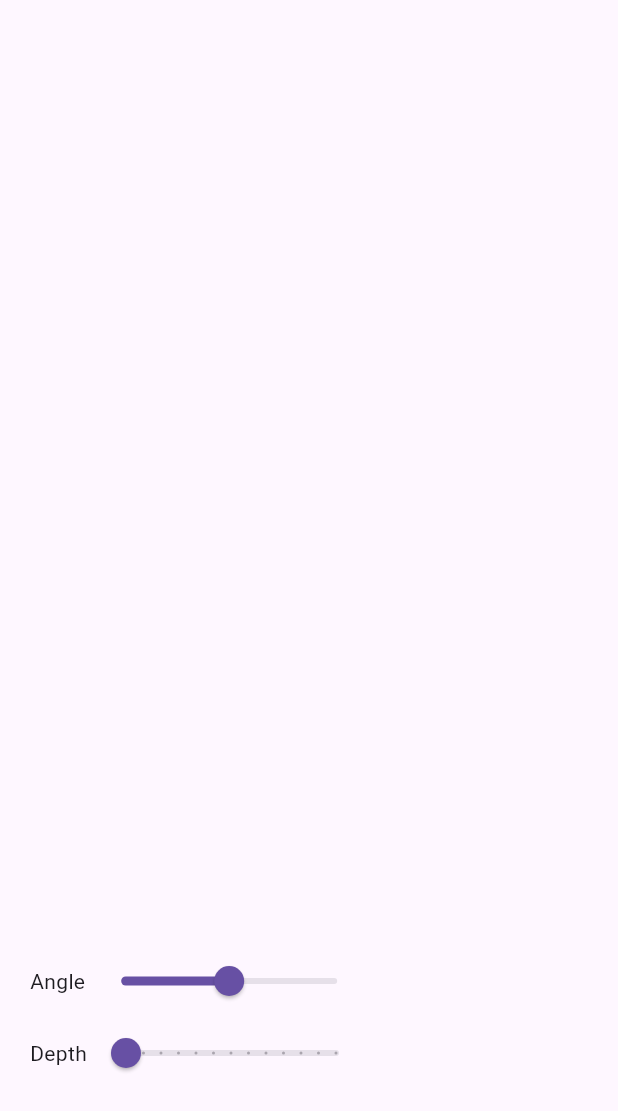
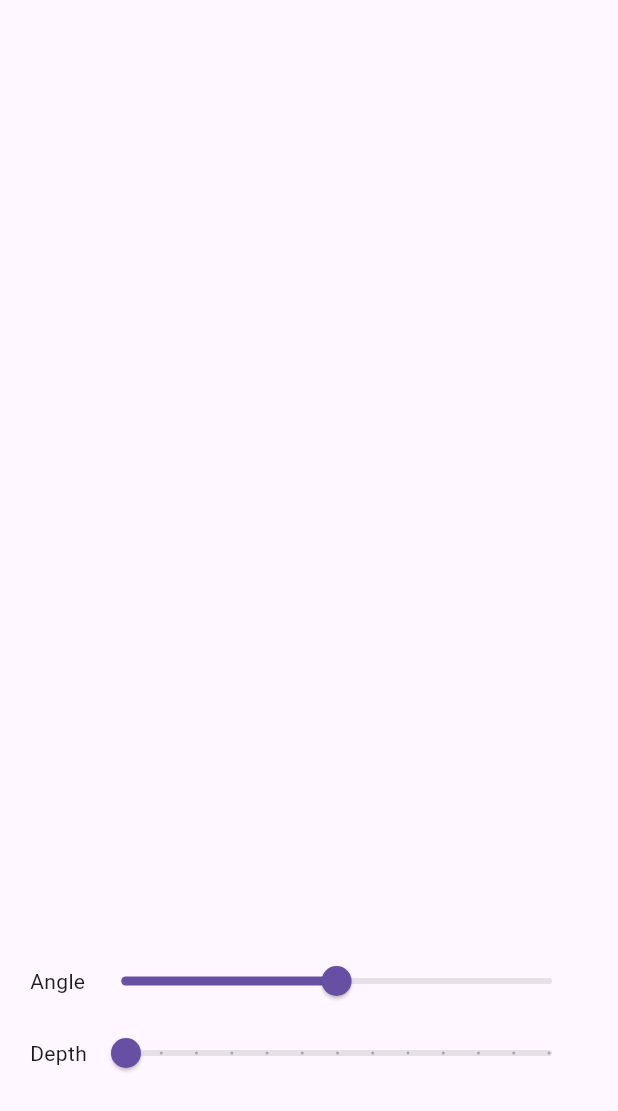
Before and after one commit to AbdallahSameh/Fractal-app, a Flutter app: the screen it shows after launch, on a phone screen of 412 x 824 dp. Shown: the top 1111 px of the screen. Run offline on Flutter 3.47's test engine with Material 3 defaults, Android fonts, the phone set to English and light mode, and no system bars.

Commit message:
Expanded the slider

```diff
--- a/lib/screens/homepage.dart
+++ b/lib/screens/homepage.dart
@@ -75,7 +75,8 @@ class _HomePageState extends State<HomePage> {
                   Row(
                     children: [
                       Text('Angle'),
-                      Slider(
+                      Expanded(
+                        child: Slider(
                           min: -180,
                           max: 180,
                           divisions: 360,
@@ -93,14 +94,15 @@ class _HomePageState extends State<HomePage> {
                             });
                           },
                         ),
+                      ),
                     ],
                   ),
 
                   Row(
                     children: [
                       Text('Depth'),
-                      Slider(
-                        label: currentSlider2Value.round().toString(),
+                      Expanded(
+                        child: Slider(
                           min: 0,
                           max: 12,
                           divisions: 12,
@@ -117,6 +119,7 @@ class _HomePageState extends State<HomePage> {
                             });
                           },
                         ),
+                      ),
                     ],
                   ),
                 ],
```
Lines whose indentation alone changed are shown as unchanged.
